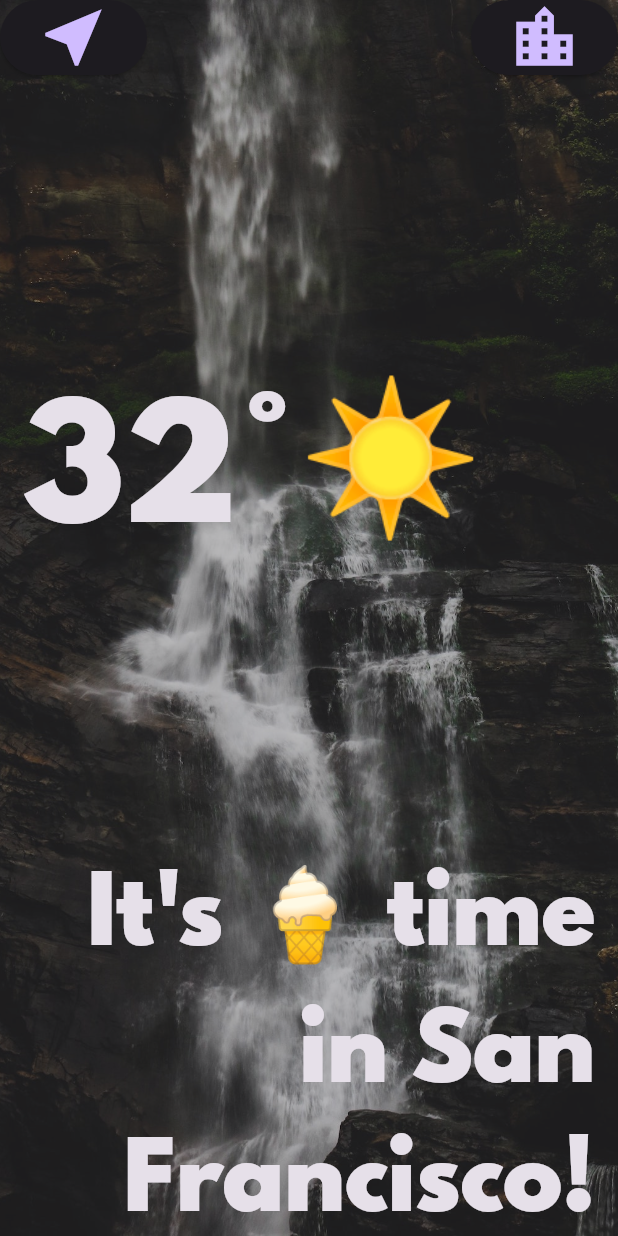
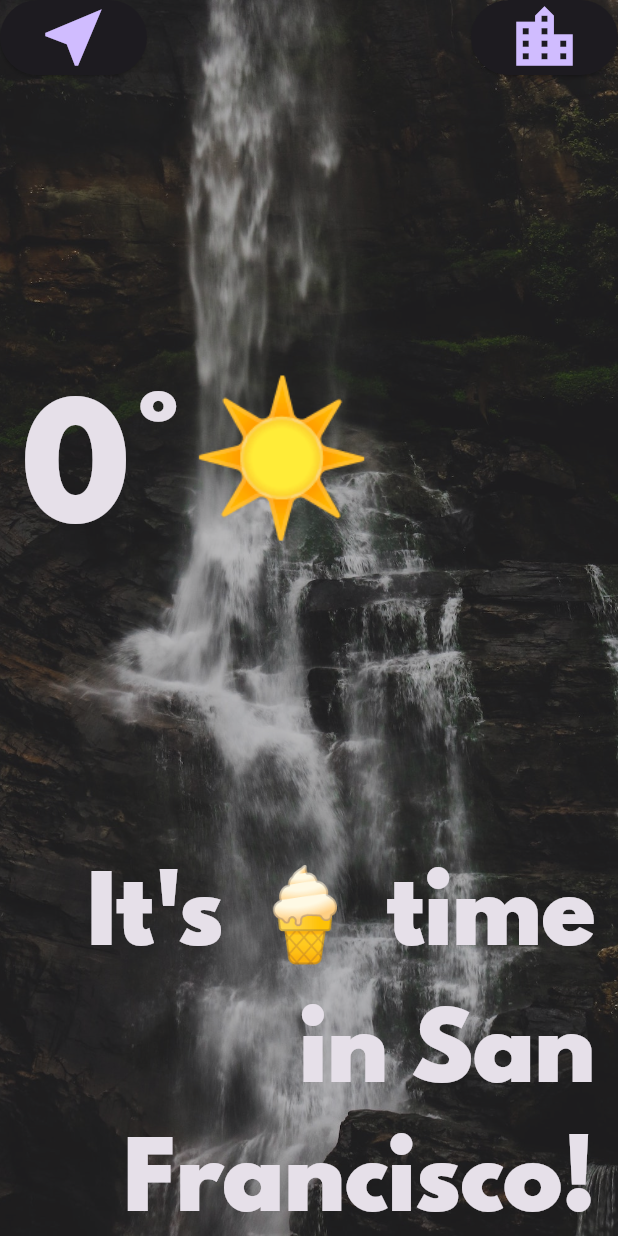
Before and after one commit to selinguz/clima, a Flutter app: the LocationScreen screen opened directly, on a phone screen of 412 x 824 dp. Run offline on Flutter 3.47's test engine with Material 3 defaults, Android fonts, the phone set to English and light mode, and no system bars; our stand-ins replace flutter_spinkit, geolocator; statements that could not run were skipped.

Commit message:
updateUI metodu ile temperature değerinin dynamic olarak alınıp ekranda gösterilmesi sağlandı

```diff
--- a/lib/screens/location_screen.dart
+++ b/lib/screens/location_screen.dart
@@ -2,11 +2,35 @@
 import 'package:clima/utilities/constants.dart';
 
 class LocationScreen extends StatefulWidget {
+
+
+  final dynamic locationWeather;
+  LocationScreen({this.locationWeather});
+
   @override
   _LocationScreenState createState() => _LocationScreenState();
 }
 
 class _LocationScreenState extends State<LocationScreen> {
+
+  late int temperature=0;
+  late int conditionNumber=0;
+  late String cityName='';
+
+  @override
+  void initState() {
+    // TODO: implement initState
+    super.initState();
+    updateUI(widget.locationWeather);
+  }
+
+  void updateUI(dynamic weatherData){
+    double temp = weatherData['main']['temp'];
+    temperature = temp.toInt();
+    conditionNumber = weatherData['weather'][0]['id'];
+    cityName = weatherData['name'];
+  }
+
   @override
   Widget build(BuildContext context) {
     return Scaffold(
@@ -49,7 +73,7 @@
                 child: Row(
                   children: <Widget>[
                     Text(
-                      '32°',
+                      '$temperature°',
                       style: kTempTextStyle,
                     ),
                     Text(
@@ -74,7 +98,3 @@
     );
   }
 }
-
-//double temperature = decodedData['main']['temp'];
-//int conditionNumber = decodedData['weather'][0]['id'];
-//String cityName = decodedData['name'];
```
Also changed, not shown: lib/screens/loading_screen.dart (+4 -9 lines).
